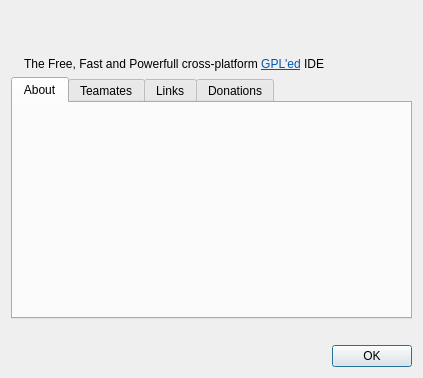
testmana2/mks, file v2/branches/dev/monkey/src/maininterface/ui/UIAbout.ui: the form before one commit.
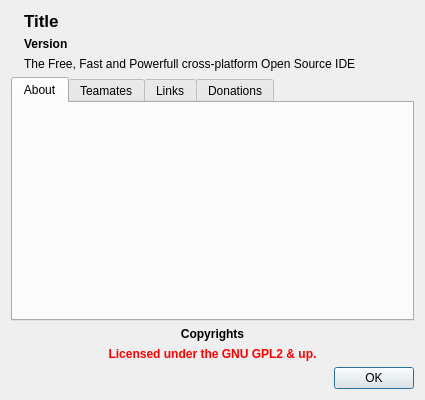
The form after the commit. Icons and pictures are not drawn.

Diff of the .ui file:
```diff
--- a/v2/branches/dev/monkey/src/maininterface/ui/UIAbout.ui
+++ b/v2/branches/dev/monkey/src/maininterface/ui/UIAbout.ui
@@ -6,8 +6,8 @@
    <rect>
     <x>0</x>
     <y>0</y>
-    <width>423</width>
-    <height>378</height>
+    <width>425</width>
+    <height>400</height>
    </rect>
   </property>
   <layout class="QGridLayout" name="gridLayout">
@@ -36,6 +36,9 @@
        <bold>true</bold>
       </font>
      </property>
+     <property name="text">
+      <string notr="true">Title</string>
+     </property>
      <property name="openExternalLinks">
       <bool>true</bool>
      </property>
@@ -52,6 +55,9 @@
        <bold>true</bold>
       </font>
      </property>
+     <property name="text">
+      <string notr="true">Version</string>
+     </property>
      <property name="openExternalLinks">
       <bool>true</bool>
      </property>
@@ -60,7 +66,7 @@
      </property>
     </widget>
    </item>
-   <item row="5" column="0" colspan="2">
+   <item row="6" column="0" colspan="2">
     <widget class="QDialogButtonBox" name="buttonBox">
      <property name="standardButtons">
       <set>QDialogButtonBox::Ok</set>
@@ -70,11 +76,7 @@
    <item row="2" column="1">
     <widget class="QLabel" name="lInformations">
      <property name="text">
-      <string>&lt;!DOCTYPE HTML PUBLIC &quot;-//W3C//DTD HTML 4.0//EN&quot; &quot;http://www.w3.org/TR/REC-html40/strict.dtd&quot;&gt;
-&lt;html&gt;&lt;head&gt;&lt;meta name=&quot;qrichtext&quot; content=&quot;1&quot; /&gt;&lt;style type=&quot;text/css&quot;&gt;
-p, li { white-space: pre-wrap; }
-&lt;/style&gt;&lt;/head&gt;&lt;body style=&quot; font-family:'Sans Serif'; font-size:9pt; font-weight:400; font-style:normal;&quot;&gt;
-&lt;p style=&quot; margin-top:0px; margin-bottom:0px; margin-left:0px; margin-right:0px; -qt-block-indent:0; text-indent:0px;&quot;&gt;The Free, Fast and Powerfull cross-platform &lt;a href=&quot;http://www.gnu.org/licenses/gpl.html&quot;&gt;&lt;span style=&quot; text-decoration: underline; color:#0057ae;&quot;&gt;GPL'ed&lt;/span&gt;&lt;/a&gt; IDE&lt;/p&gt;&lt;/body&gt;&lt;/html&gt;</string>
+      <string>The Free, Fast and Powerfull cross-platform Open Source IDE</string>
      </property>
      <property name="wordWrap">
       <bool>true</bool>
@@ -95,6 +97,9 @@
        <bold>true</bold>
       </font>
      </property>
+     <property name="text">
+      <string notr="true">Copyrights</string>
+     </property>
      <property name="alignment">
       <set>Qt::AlignCenter</set>
      </property>
@@ -307,6 +312,68 @@
      </widget>
     </widget>
    </item>
+   <item row="5" column="0" colspan="2">
+    <widget class="QLabel" name="lCopyrights_2">
+     <property name="palette">
+      <palette>
+       <active>
+        <colorrole role="WindowText">
+         <brush brushstyle="SolidPattern">
+          <color alpha="255">
+           <red>255</red>
+           <green>0</green>
+           <blue>0</blue>
+          </color>
+         </brush>
+        </colorrole>
+       </active>
+       <inactive>
+        <colorrole role="WindowText">
+         <brush brushstyle="SolidPattern">
+          <color alpha="255">
+           <red>255</red>
+           <green>0</green>
+           <blue>0</blue>
+          </color>
+         </brush>
+        </colorrole>
+       </inactive>
+       <disabled>
+        <colorrole role="WindowText">
+         <brush brushstyle="SolidPattern">
+          <color alpha="255">
+           <red>144</red>
+           <green>141</green>
+           <blue>139</blue>
+          </color>
+         </brush>
+        </colorrole>
+       </disabled>
+      </palette>
+     </property>
+     <property name="font">
+      <font>
+       <weight>75</weight>
+       <bold>true</bold>
+      </font>
+     </property>
+     <property name="text">
+      <string>Licensed under the GNU GPL2 &amp; up.</string>
+     </property>
+     <property name="alignment">
+      <set>Qt::AlignCenter</set>
+     </property>
+     <property name="wordWrap">
+      <bool>true</bool>
+     </property>
+     <property name="openExternalLinks">
+      <bool>true</bool>
+     </property>
+     <property name="textInteractionFlags">
+      <set>Qt::TextBrowserInteraction</set>
+     </property>
+    </widget>
+   </item>
   </layout>
  </widget>
  <resources>
```
